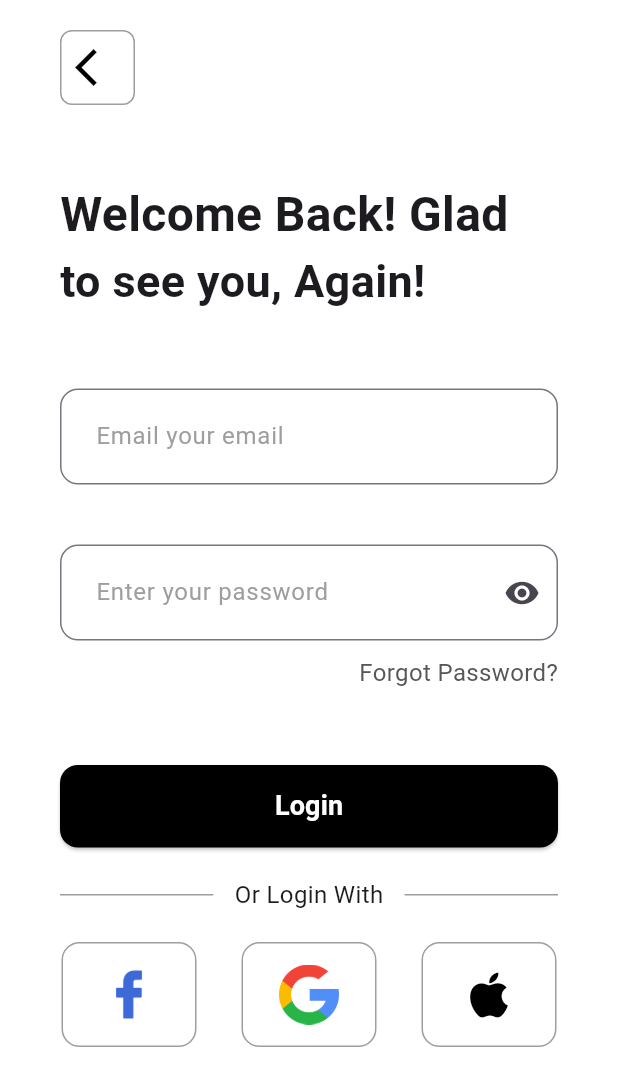
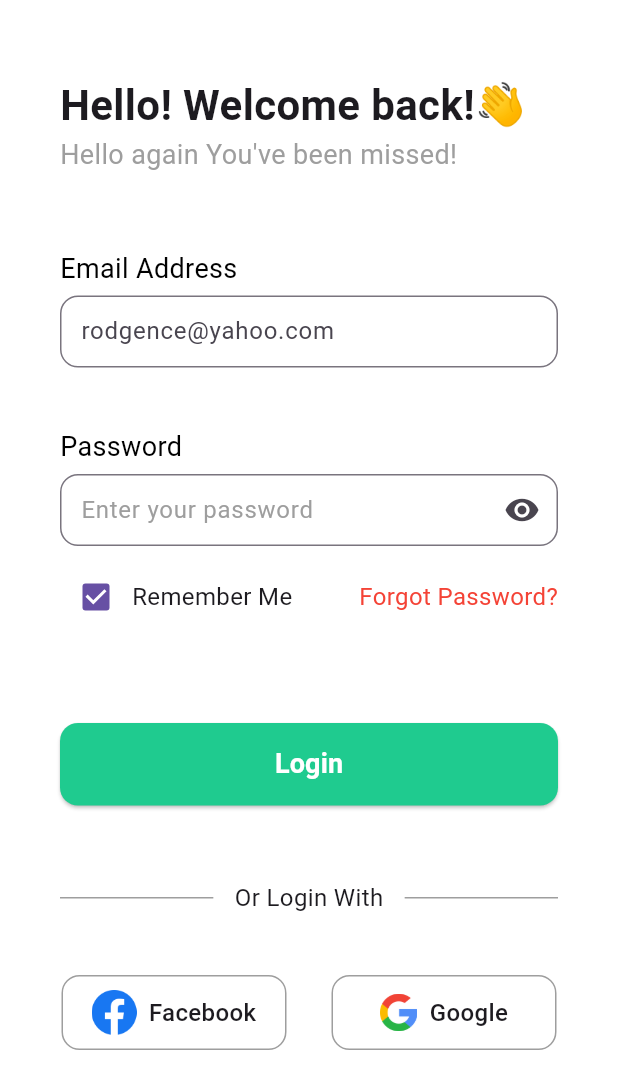
Before and after one commit to grissana/flutter_login_app, a Flutter app: the screen it shows after launch, on a phone screen of 412 x 824 dp. Shown: the top 1089 px of the screen. Run offline on Flutter 3.47's test engine with Material 3 defaults, Android fonts, the phone set to English and light mode, and no system bars.

Commit message:
login_04_ui

```diff
--- a/lib/main.dart
+++ b/lib/main.dart
@@ -1,6 +1,7 @@
 import 'package:flutter/material.dart';
 // import 'package:flutter_login_app/views/login_01_ui.dart';
-import 'package:flutter_login_app/views/login_02_ui.dart';
+// import 'package:flutter_login_app/views/login_02_ui.dart';
+import 'package:flutter_login_app/views/login_03_ui.dart';
 
 void main() {
   runApp(
@@ -24,7 +25,7 @@ class _FlutterLoginAppState extends State<FlutterLoginApp> {
   Widget build(BuildContext context) {
     return const MaterialApp(
       debugShowCheckedModeBanner: false, // ปิดแบนเนอร์ Debug
-      home: Login02Ui(), //เรียกหน้า Home
+      home: Login03Ui(), //เรียกหน้า Home
     );
   }
 }
--- /dev/null
+++ b/lib/views/login_03_ui.dart
@@ -0,0 +1,308 @@
+// ignore_for_file: unnecessary_const, sort_child_properties_last
+
+import 'package:flutter/material.dart';
+
+class Login03Ui extends StatefulWidget {
+  const Login03Ui({super.key});
+
+  @override
+  State<Login03Ui> createState() => _Login03UiState();
+}
+
+class _Login03UiState extends State<Login03Ui> {
+  @override
+  Widget build(BuildContext context) {
+    return Scaffold(
+      backgroundColor: Colors.white,
+      // รูปภาพ
+      body: Padding(
+        padding: EdgeInsets.only(left: 40, right: 40),
+        child: Center(
+          child: Column(
+            children: [
+              SizedBox(
+                height: 50,
+              ),
+              Align(
+                alignment: Alignment.centerLeft,
+                child: Text(
+                  'Hello! Welcome back!👋',
+                  style: TextStyle(
+                    fontSize: 28,
+                    fontWeight: FontWeight.bold,
+                  ),
+                ),
+              ),
+              Align(
+                alignment: Alignment.centerLeft,
+                child: Text(
+                  'Hello again You\'ve been missed!',
+                  style: TextStyle(
+                    fontSize: 18,
+                    color: Colors.grey,
+                    // fontWeight: FontWeight.bold,
+                  ),
+                ),
+              ),
+              SizedBox(
+                height: 50,
+              ),
+              Align(
+                alignment: Alignment.centerLeft,
+                child: Text(
+                  'Email Address',
+                  style: TextStyle(
+                    fontSize: 18,
+                    color: Colors.black,
+                    // fontWeight: FontWeight.bold,
+                  ),
+                ),
+              ),
+              SizedBox(
+                height: 5,
+              ),
+              TextField(
+                decoration: InputDecoration(
+                  contentPadding:
+                      EdgeInsets.symmetric(vertical: 10, horizontal: 10),
+                  // labelText: 'Email your email',
+                  hintText: 'rodgence@yahoo.com',
+                  labelStyle: TextStyle(color: Colors.black),
+                  border: OutlineInputBorder(
+                    borderRadius: BorderRadius.circular(12.0),
+                  ),
+                  focusedBorder: OutlineInputBorder(
+                    borderRadius: BorderRadius.circular(12.0),
+                    borderSide: const BorderSide(color: Colors.blue),
+                  ),
+                ),
+              ),
+              SizedBox(
+                height: 40,
+              ),
+              Align(
+                alignment: Alignment.centerLeft,
+                child: Text(
+                  'Password',
+                  style: TextStyle(
+                    fontSize: 18,
+                    color: Colors.black,
+                    // fontWeight: FontWeight.bold,
+                  ),
+                ),
+              ),
+              SizedBox(
+                height: 5,
+              ),
+              TextField(
+                obscureText: true,
+                decoration: InputDecoration(
+                  contentPadding:
+                      EdgeInsets.symmetric(vertical: 10, horizontal: 10),
+                  labelText: 'Enter your password',
+                  labelStyle: TextStyle(color: Colors.grey),
+                  suffixIcon: InkWell(
+                    child: Icon(Icons.visibility),
+                    onTap: () {},
+                  ),
+                  border: OutlineInputBorder(
+                    borderRadius: BorderRadius.circular(12.0),
+                  ),
+                  focusedBorder: OutlineInputBorder(
+                    borderRadius: BorderRadius.circular(12.0),
+                    borderSide: const BorderSide(color: Colors.blue),
+                  ),
+                ),
+              ),
+              SizedBox(
+                height: 10,
+              ),
+              Row(
+                children: [
+                  Checkbox(
+                    value: true,
+                    onChanged: (value) {},
+                  ),
+                  Text(
+                    'Remember Me',
+                    style: TextStyle(
+                      fontSize: 16,
+                      fontWeight: FontWeight.w400,
+                    ),
+                  ),
+                  Spacer(),
+                  InkWell(
+                    onTap: () {},
+                    child: Text(
+                      'Forgot Password?',
+                      style: TextStyle(
+                        color: Colors.red,
+                        fontSize: 16,
+                        fontWeight: FontWeight.w400,
+                      ),
+                    ),
+                  ),
+                ],
+              ),
+              SizedBox(
+                height: 60,
+              ),
+              ElevatedButton(
+                onPressed: () {},
+                child: Text(
+                  'Login',
+                  style: TextStyle(
+                    color: Colors.white,
+                    fontSize: 18,
+                    fontWeight: FontWeight.bold,
+                  ),
+                ),
+                style: ElevatedButton.styleFrom(
+                  fixedSize: Size(
+                    MediaQuery.of(context).size.width,
+                    55,
+                  ),
+                  shape: RoundedRectangleBorder(
+                    borderRadius: BorderRadius.circular(12.0),
+                  ),
+                  backgroundColor: const Color.fromARGB(255, 31, 203, 143),
+                ),
+              ),
+              SizedBox(
+                height: 50,
+              ),
+              Row(
+                children: [
+                  Expanded(
+                    child: Divider(
+                      color: Colors.grey, // สีเส้น
+                      thickness: 1, // ความหนาเส้น
+                      endIndent: 10, // ระยะห่างขวา
+                    ),
+                  ),
+                  Text(
+                    ' Or Login With ',
+                    style: TextStyle(
+                      fontSize: 16,
+                      fontWeight: FontWeight.w400,
+                    ),
+                  ),
+                  Expanded(
+                    child: Divider(
+                      color: Colors.grey,
+                      thickness: 1,
+                      indent: 10, // ระยะห่างซ้าย
+                    ),
+                  ),
+                ],
+              ),
+              SizedBox(
+                height: 40,
+              ),
+              Row(
+                mainAxisAlignment: MainAxisAlignment.center,
+                children: [
+                  InkWell(
+                    onTap: () {},
+                    child: Container(
+                      width: 150, // ขนาดกรอบ
+                      height: 50,
+                      alignment: Alignment.center,
+                      decoration: BoxDecoration(
+                        border: Border.all(
+                          color: Colors.grey,
+                          width: 1,
+                        ),
+                        borderRadius: BorderRadius.circular(12),
+                      ),
+                      child: Row(
+                        mainAxisAlignment: MainAxisAlignment.center,
+                        children: [
+                          Image.asset(
+                            'assets/images/facebook.png',
+                            width: 30,
+                          ),
+                          SizedBox(width: 8),
+                          Text(
+                            "Facebook",
+                            style: TextStyle(
+                              fontSize: 16,
+                              fontWeight: FontWeight.w500,
+                            ),
+                          ),
+                        ],
+                      ),
+                    ),
+                  ),
+                  SizedBox(width: 30),
+                  InkWell(
+                    onTap: () {},
+                    child: Container(
+                      width: 150,
+                      height: 50,
+                      alignment: Alignment.center,
+                      decoration: BoxDecoration(
+                        border: Border.all(
+                          color: Colors.grey,
+                          width: 1,
+                        ),
+                        borderRadius: BorderRadius.circular(12),
+                      ),
+                      child: Row(
+                        mainAxisAlignment: MainAxisAlignment.center,
+                        children: [
+                          Image.asset(
+                            'assets/images/search.png',
+                            width: 25,
+                          ),
+                          SizedBox(width: 8),
+                          Text(
+                            "Google",
+                            style: TextStyle(
+                              fontSize: 16,
+                              fontWeight: FontWeight.w500,
+                            ),
+                          ),
+                        ],
+                      ),
+                    ),
+                  ),
+                ],
+              ),
+              SizedBox(
+                height: 180,
+              ),
+              Align(
+                alignment: Alignment.bottomCenter,
+                child: Row(
+                  mainAxisAlignment: MainAxisAlignment.center,
+                  children: [
+                    Text(
+                      'Don\'t have an account?  ',
+                      style: TextStyle(
+                        color: Colors.grey,
+                        fontSize: 16,
+                        fontWeight: FontWeight.w400,
+                      ),
+                    ),
+                    InkWell(
+                      onTap: () {},
+                      child: Text(
+                        'Sign UP     ',
+                        style: TextStyle(
+                          color: const Color.fromARGB(255, 23, 164, 124),
+                          fontSize: 16,
+                          fontWeight: FontWeight.w400,
+                        ),
+                      ),
+                    ),
+                  ],
+                ),
+              ),
+            ],
+          ),
+        ),
+      ),
+    );
+  }
+}
```
